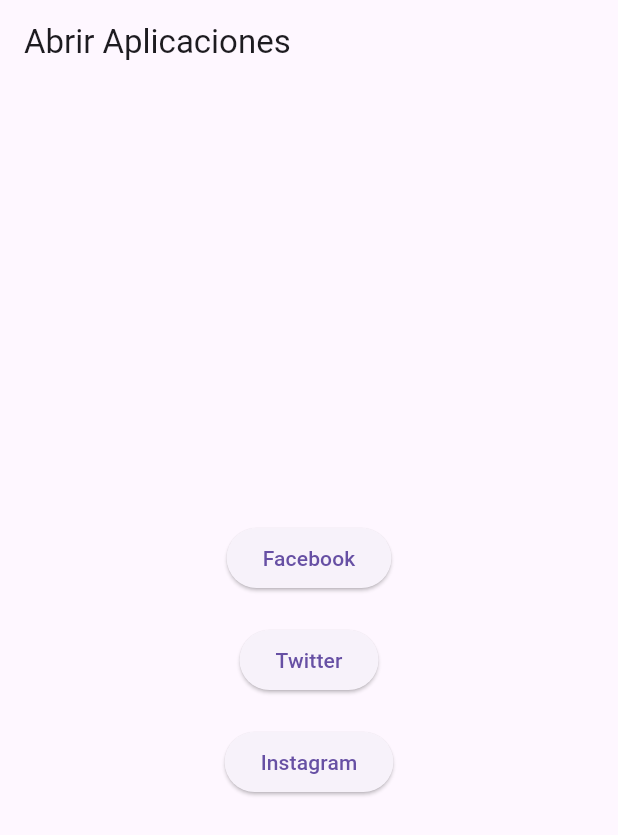
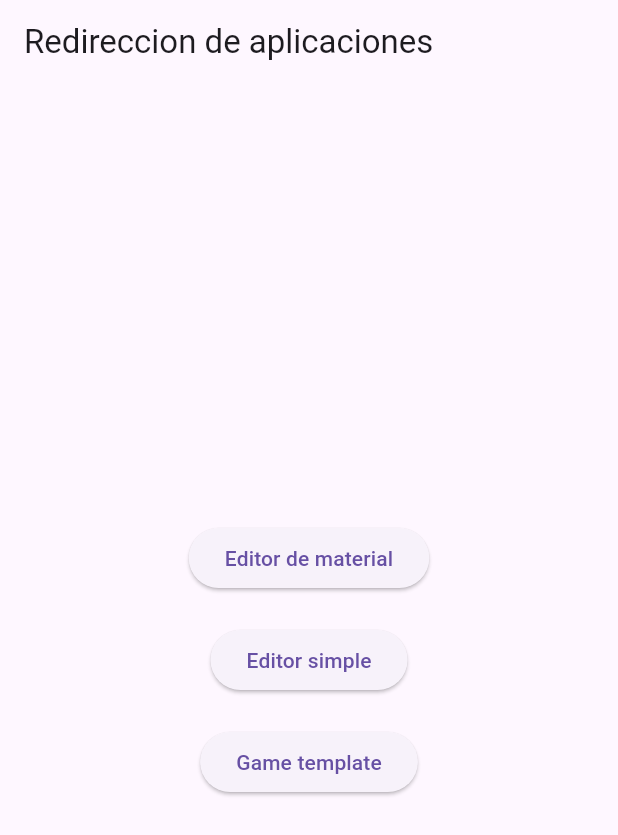
Before and after one commit to risthian-P/botones-flutter, a Flutter app: the screen it shows after launch, on a phone screen of 412 x 824 dp. Shown: the top 835 px of the screen. Run offline on Flutter 3.47's test engine with Material 3 defaults, Android fonts, the light colour scheme and no system bars.

Commit message:
nuevos cambios

```diff
--- a/lib/main.dart
+++ b/lib/main.dart
@@ -5,9 +5,9 @@
 
 class MyApp extends StatelessWidget {
   // URLs de las aplicaciones
-  static const String facebookUrl = 'https://flutter.github.io/samples/web/material_3_demo/';
-  static const String twitterUrl = 'https://flutter.github.io/samples/web/simplistic_editor/';
-  static const String instagramUrl = 'https://flutter.github.io/samples/web/game_template/#/play';
+  static const String material_3 = 'https://flutter.github.io/samples/web/material_3_demo/';
+  static const String simplistic_editor_url = 'https://flutter.github.io/samples/web/simplistic_editor/';
+  static const String Game_template_url = 'https://flutter.github.io/samples/web/game_template/#/play';
 
   // Función para abrir URLs usando url_launcher
   void _launchURL(String url) async {
@@ -21,10 +21,10 @@
   @override
   Widget build(BuildContext context) {
     return MaterialApp(
-      title: 'Abrir Aplicaciones',
+      title: 'Aplicacion finañ',
       home: Scaffold(
         appBar: AppBar(
-          title: Text('Abrir Aplicaciones'),
+          title: Text('Redireccion de aplicaciones'),
         ),
         body: Center(
           child: Column(
@@ -32,23 +32,23 @@
             children: <Widget>[
               ElevatedButton(
                 onPressed: () {
-                  _launchURL(facebookUrl);
+                  _launchURL(material_3);
                 },
-                child: Text('Facebook'),
+                child: Text('Editor de material'),
               ),
               SizedBox(height: 20),
               ElevatedButton(
                 onPressed: () {
-                  _launchURL(twitterUrl);
+                  _launchURL(simplistic_editor_url);
                 },
-                child: Text('Twitter'),
+                child: Text('Editor simple'),
               ),
               SizedBox(height: 20),
               ElevatedButton(
                 onPressed: () {
-                  _launchURL(instagramUrl);
+                  _launchURL(Game_template_url);
                 },
-                child: Text('Instagram'),
+                child: Text('Game template'),
               ),
             ],
           ),
```
